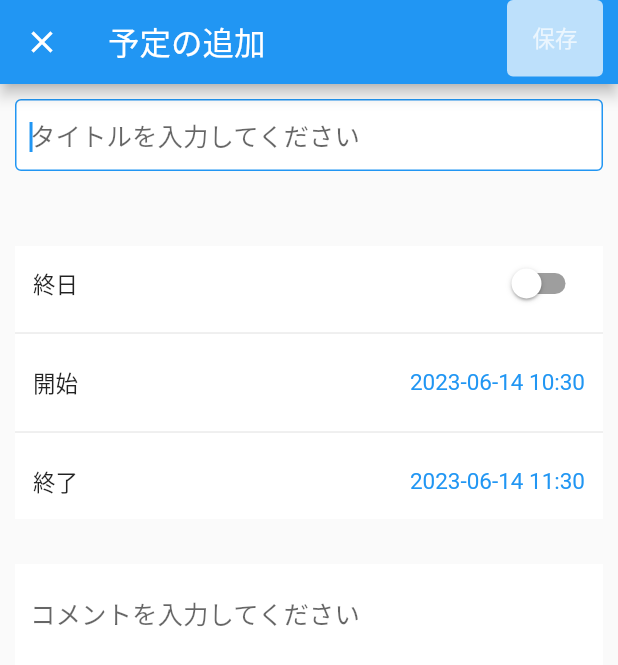
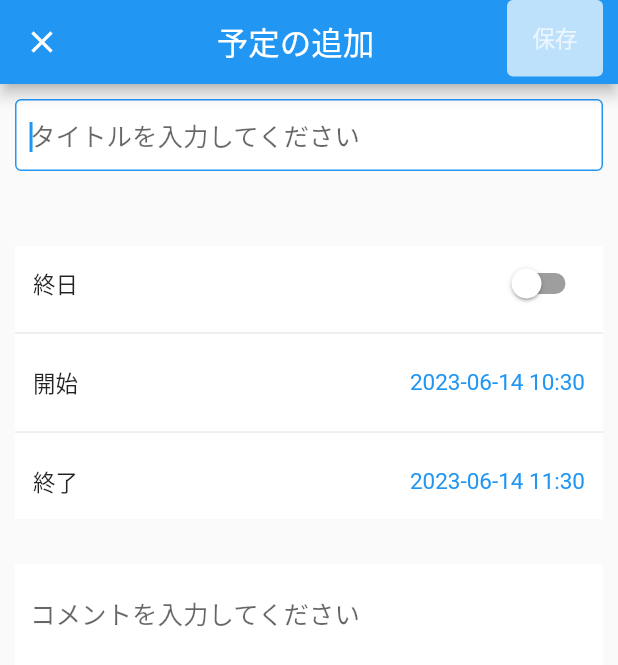
Before and after one commit to takuowake/calender_app, a Flutter app: the AddPlanScreen screen opened directly with empty values, on a phone screen of 412 x 824 dp. Shown: the top 665 px of the screen. Run offline on Flutter 3.47's test engine with Material 2 defaults, Android fonts, the phone set to English and light mode, and no system bars; our stand-ins replace drift, flutter_hooks, flutter_riverpod, freezed_annotation, hooks_riverpod; accounts and stored records are empty; generated files the repository leaves out were written again.

Commit message:
タイトルのを中央に表示

```diff
--- a/lib/view/add_plan_screen/add_plan_screen.dart
+++ b/lib/view/add_plan_screen/add_plan_screen.dart
@@ -46,7 +46,7 @@ class AddPlanScreen extends HookConsumerWidget {
       },
       child: Scaffold(
         appBar: AppBar(
-          title: const Text('予定の追加'),
+          title: const Center(child: Text('予定の追加')),
           leading: IconButton(
             icon: const Icon(Icons.clear),
             onPressed: () {
```
Also changed, not shown: lib/view/edit_plan_screen/edit_plan_screen.dart (+1 -6 lines).
